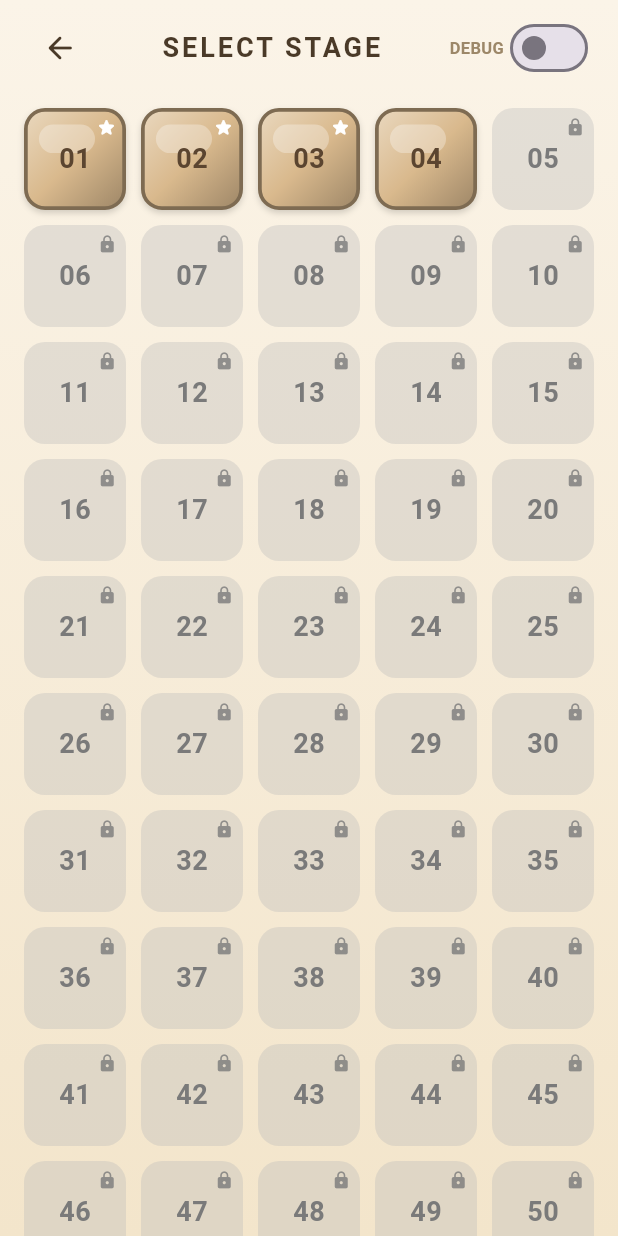
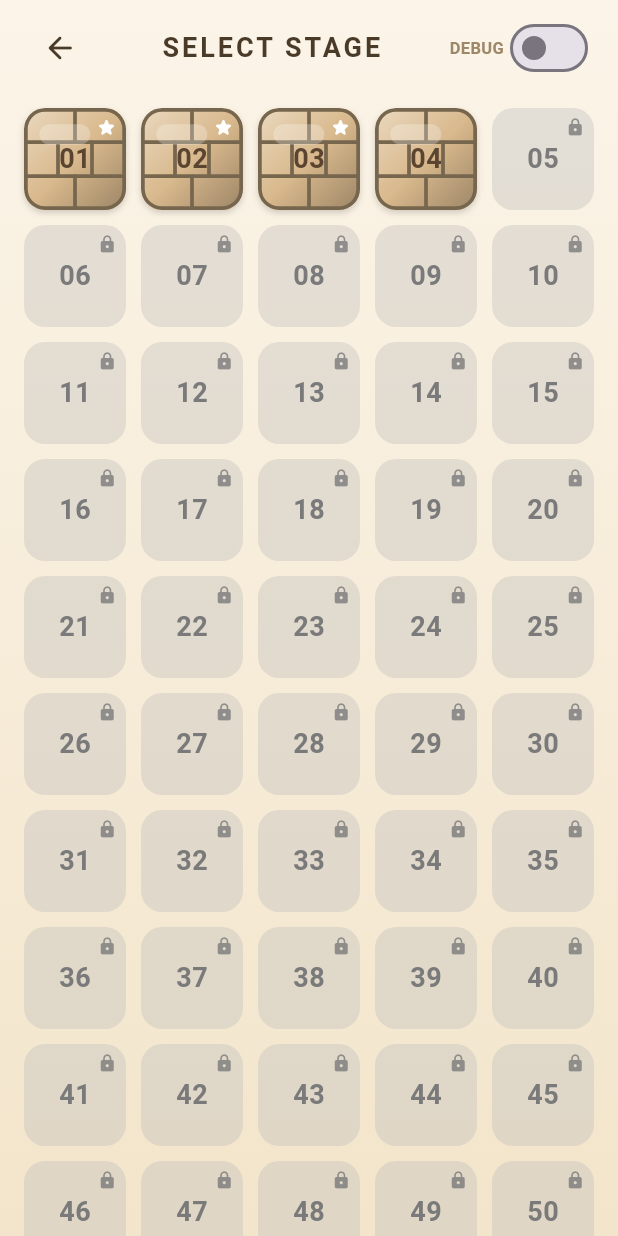
Before and after one commit to GiuocoPiano206905508310/claude.code.book.template, a Flutter app: the screen it shows after launch, after a tap on "PLAY", on a phone screen of 412 x 824 dp. Run offline on Flutter 3.47's test engine with Material 3 defaults, Android fonts, the phone set to English and light mode, and no system bars.

Commit message:
Add running-bond mortar seams to brick surfaces
BrickSurface now paints an actual small brick-wall texture (2/3/2 offset
rows separated by mortar-colored seams, drawn with a CustomPainter) instead
of a single flat gradient square, matching the referenced brick
illustration's visible vertical/horizontal grooves more closely.

Co-Authored-By: Claude Sonnet 5 <noreply@anthropic.com>
Claude-Session: https://claude.ai/code/session_01SGBjem9DqDcYgnmRmnENLu

```diff
--- a/block_fit_puzzle/lib/widgets/brick_surface.dart
+++ b/block_fit_puzzle/lib/widgets/brick_surface.dart
@@ -1,10 +1,10 @@
 import 'package:flutter/material.dart';
 
-/// A chunky, glossy "brick" surface: a rounded block with a diagonal
-/// highlight-to-shadow gradient, a darker mortar-like border, and a soft
-/// gloss streak near the top-left — used for puzzle piece cells and stage
-/// select tiles so both read as illustrated clay/brick blocks rather than
-/// flat colored squares.
+/// A chunky, glossy "brick" surface: a running-bond brick-wall texture
+/// (offset rows of mini bricks separated by mortar seams) painted inside a
+/// rounded block, with a soft gloss streak near the top-left — used for
+/// puzzle piece cells and stage select tiles so both read as illustrated
+/// clay/brick blocks rather than flat colored squares.
 class BrickSurface extends StatelessWidget {
   final Color color;
   final double borderRadius;
@@ -21,20 +21,9 @@ class BrickSurface extends StatelessWidget {
 
   @override
   Widget build(BuildContext context) {
-    final highlight = Color.lerp(color, Colors.white, 0.45)!;
-    final shadow = Color.lerp(color, Colors.black, 0.28)!;
-    final mortar = Color.lerp(color, Colors.black, 0.42)!;
-
     return DecoratedBox(
       decoration: BoxDecoration(
         borderRadius: BorderRadius.circular(borderRadius),
-        border: Border.all(color: mortar, width: borderWidth),
-        gradient: LinearGradient(
-          begin: Alignment.topLeft,
-          end: Alignment.bottomRight,
-          colors: [highlight, color, shadow],
-          stops: const [0.0, 0.5, 1.0],
-        ),
         boxShadow: [
           BoxShadow(
             color: Colors.black.withValues(alpha: 0.16),
@@ -43,18 +32,26 @@ class BrickSurface extends StatelessWidget {
           ),
         ],
       ),
+      child: ClipRRect(
+        borderRadius: BorderRadius.circular(borderRadius),
+        child: CustomPaint(
+          painter: _BrickWallPainter(
+            color: color,
+            borderRadius: borderRadius,
+            lineWidth: borderWidth,
+          ),
           child: Stack(
             children: [
               Positioned.fill(
                 child: Align(
-              alignment: const Alignment(-0.35, -0.55),
+                  alignment: const Alignment(-0.4, -0.6),
                   child: FractionallySizedBox(
-                widthFactor: 0.55,
-                heightFactor: 0.28,
+                    widthFactor: 0.5,
+                    heightFactor: 0.2,
                     child: DecoratedBox(
                       decoration: BoxDecoration(
                         borderRadius: BorderRadius.circular(999),
-                    color: Colors.white.withValues(alpha: 0.3),
+                        color: Colors.white.withValues(alpha: 0.26),
                       ),
                     ),
                   ),
@@ -63,6 +60,92 @@ class BrickSurface extends StatelessWidget {
               if (child != null) Center(child: child),
             ],
           ),
+        ),
+      ),
     );
   }
 }
+
+/// Paints a small running-bond brick-wall texture — rows of bricks whose
+/// vertical seams are offset from the row above/below, like real brickwork
+/// — instead of a single flat-colored square.
+class _BrickWallPainter extends CustomPainter {
+  final Color color;
+  final double borderRadius;
+  final double lineWidth;
+
+  _BrickWallPainter({
+    required this.color,
+    required this.borderRadius,
+    required this.lineWidth,
+  });
+
+  @override
+  void paint(Canvas canvas, Size size) {
+    final rect = Offset.zero & size;
+    final highlight = Color.lerp(color, Colors.white, 0.45)!;
+    final shadow = Color.lerp(color, Colors.black, 0.28)!;
+    final mortar = Color.lerp(color, Colors.black, 0.45)!;
+
+    canvas.drawRect(
+      rect,
+      Paint()
+        ..shader = LinearGradient(
+          begin: Alignment.topLeft,
+          end: Alignment.bottomRight,
+          colors: [highlight, color, shadow],
+          stops: const [0.0, 0.5, 1.0],
+        ).createShader(rect),
+    );
+
+    final seamPaint = Paint()
+      ..color = mortar
+      ..strokeWidth = lineWidth
+      ..strokeCap = StrokeCap.round;
+
+    // 3 staggered rows (2 bricks / 3 bricks / 2 bricks) on regular-sized
+    // cells; a simpler 2-row split on tiny tray-sized cells so the seams
+    // stay legible instead of turning into mud.
+    final rows = size.shortestSide >= 22 ? 3 : 2;
+    final rowHeight = size.height / rows;
+    final List<List<double>> dividersByRow = rows == 3
+        ? const [
+            [0.5],
+            [1 / 3, 2 / 3],
+            [0.5],
+          ]
+        : const [
+            [0.5],
+            <double>[],
+          ];
+
+    for (var r = 0; r < rows; r++) {
+      final top = rowHeight * r;
+      if (r > 0) {
+        canvas.drawLine(Offset(0, top), Offset(size.width, top), seamPaint);
+      }
+      for (final fraction in dividersByRow[r]) {
+        final x = size.width * fraction;
+        canvas.drawLine(Offset(x, top), Offset(x, top + rowHeight), seamPaint);
+      }
+    }
+
+    final inset = lineWidth / 2;
+    canvas.drawRRect(
+      RRect.fromRectAndRadius(
+        rect.deflate(inset),
+        Radius.circular((borderRadius - inset).clamp(0, borderRadius)),
+      ),
+      Paint()
+        ..color = mortar
+        ..style = PaintingStyle.stroke
+        ..strokeWidth = lineWidth,
+    );
+  }
+
+  @override
+  bool shouldRepaint(covariant _BrickWallPainter oldDelegate) =>
+      oldDelegate.color != color ||
+      oldDelegate.borderRadius != borderRadius ||
+      oldDelegate.lineWidth != lineWidth;
+}
```
Lines whose indentation alone changed are shown as unchanged.
